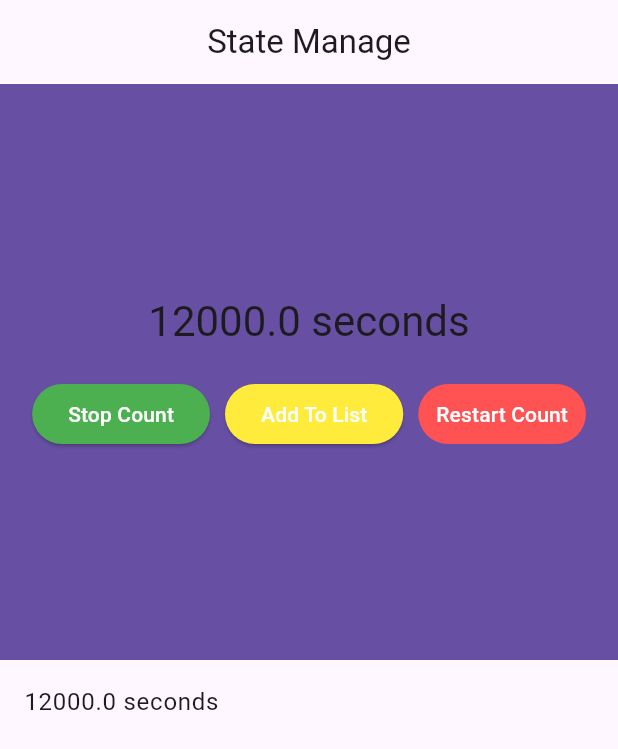
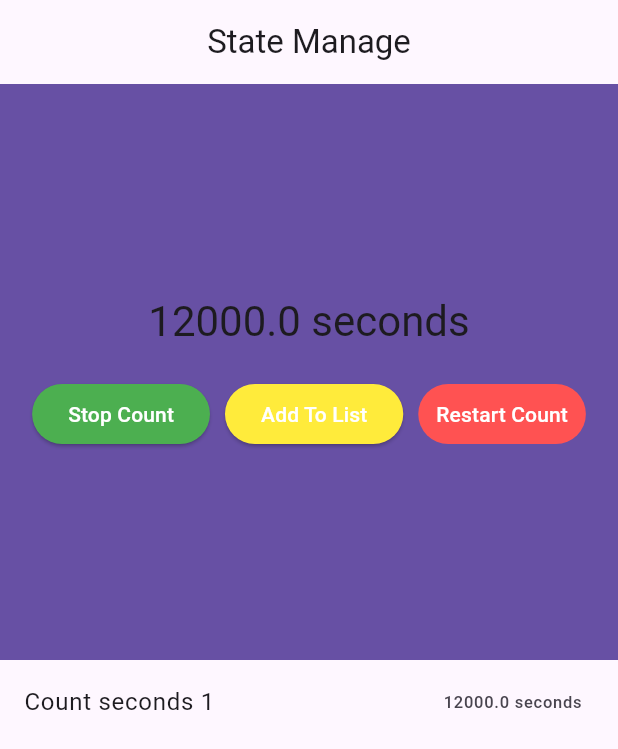
Before and after one commit to devetechnologies/devetechnologies_flutter_course, a Flutter app: the screen it shows after launch, after a tap on "Add To List", on a phone screen of 412 x 824 dp. Shown: the top 749 px of the screen. Run offline on Flutter 3.47's test engine with Material 3 defaults, Android fonts, the phone set to English and light mode, and no system bars; our stand-ins replace flutter_rating_bar.

Commit message:
working ListView.builder

```diff
--- a/lib/manage-state/stop_count.dart
+++ b/lib/manage-state/stop_count.dart
@@ -15,6 +15,8 @@ class _StopCounterStateState extends State<StopCounterState> {
   bool isClick = true;
   int milliseconds = 0;
   final listSeconds = <int>[];
+  final scrollController = ScrollController();
+  final itemHeig = 60.0;
 
   @override
   void initState() {
@@ -67,6 +69,8 @@ class _StopCounterStateState extends State<StopCounterState> {
   }
 
   void addValueListSeconds() {
+    scrollController.animateTo(itemHeig * listSeconds.length,
+        duration: const Duration(microseconds: 500), curve: Curves.easeIn);
     setState(() {
       listSeconds.add(milliseconds);
       milliseconds = 0;
@@ -130,13 +134,16 @@ class _StopCounterStateState extends State<StopCounterState> {
   }
 
   Widget _buildCountList() {
-    return ListView(
-      children: [
-        for (int microseconds in listSeconds)
-          ListTile(
-            title: Text(_secondText(microseconds)),
-          )
-      ],
+    return ListView.builder(
+      itemCount: listSeconds.length,
+      controller: scrollController,
+      itemExtent: itemHeig,
+      itemBuilder: (context, index) {
+        return ListTile(
+          title: Text('Count seconds ${index + 1}'),
+          trailing: Text(_secondText(milliseconds)),
+        );
+      },
     );
   }
 }
```
